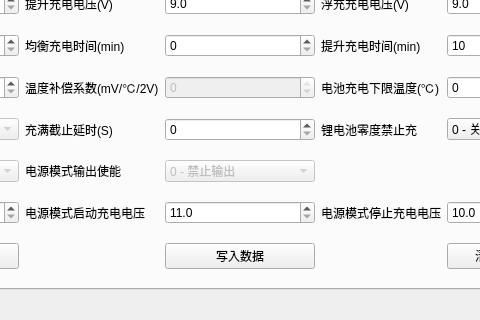
Before: the Qt Designer form ui/ac_layout.ui in xxxy-bit/SRNE_UP, drawn with Qt 5; both pictures show x 385 to 865 and y 131 to 451 of the 1058 by 451 pixel window.
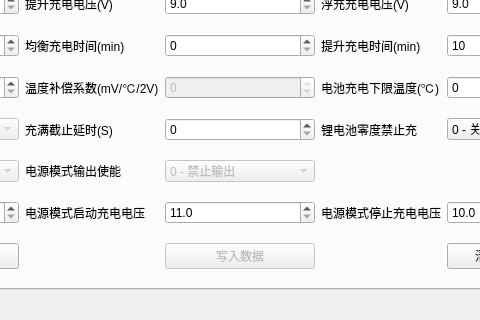
After: the same form once the commit is applied. The open tabs and pages were chosen to show the change.

Diff of the .ui file:
```diff
--- a/ui/ac_layout.ui
+++ b/ui/ac_layout.ui
@@ -800,6 +800,9 @@
        </item>
        <item row="8" column="4">
         <widget class="QPushButton" name="write_set_data">
+         <property name="enabled">
+          <bool>false</bool>
+         </property>
          <property name="text">
           <string>写入数据</string>
          </property>
```
